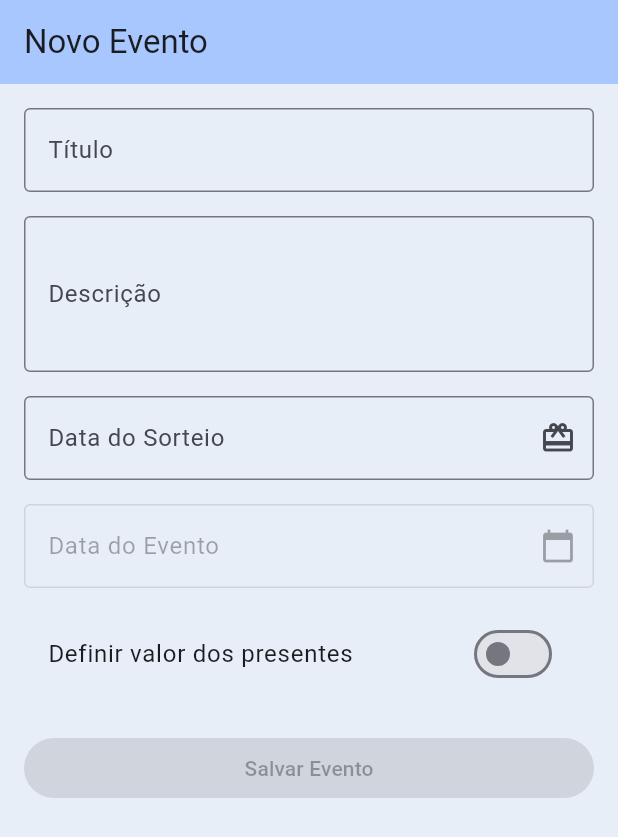
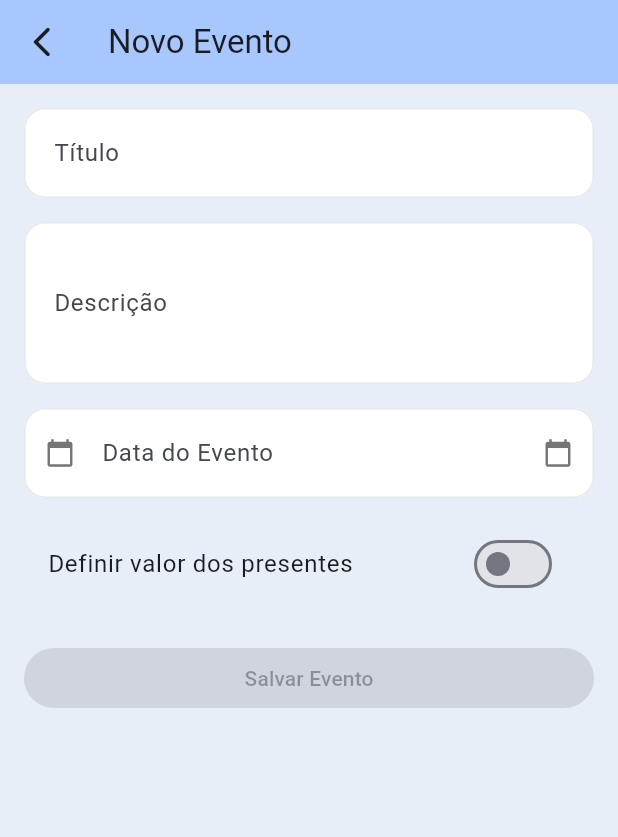
Before and after one commit to biroska/secret_santa, a Flutter app: the CreateEventScreen screen opened by its route, on a phone screen of 412 x 824 dp. Shown: the top 837 px of the screen. Run offline on Flutter 3.47's test engine with Material 3 defaults, Android fonts, the phone set to English and light mode, and no system bars; our stand-ins replace cloud_firestore, firebase_auth, firebase_core, go_router, google_sign_in, sign_in_button; accounts and stored records are empty.

Commit message:
Fixes visuais

```diff
--- a/lib/dtos/new_event_dto.dart
+++ b/lib/dtos/new_event_dto.dart
@@ -2,14 +2,12 @@ class NewEventDto {
   final String title;
   final String description;
   final DateTime eventDate;
-  final DateTime drawDate;
   final int? maxGiftValue; // Valor máximo do presente (opcional)
 
   NewEventDto({
     required this.title,
     required this.description,
     required this.eventDate,
-    required this.drawDate,
     this.maxGiftValue,
   });
 }
--- a/lib/features/events/presentation/create_event_screen.dart
+++ b/lib/features/events/presentation/create_event_screen.dart
@@ -1,17 +1,17 @@
 import 'package:flutter/material.dart';
 import 'package:intl/intl.dart';
-import 'package:go_router/go_router.dart'; // Para context.pop()
+import 'package:go_router/go_router.dart';
 
-import '../../../dtos/new_event_dto.dart'; // Importando o NewEventDto
-import '../../../services/firestore/event_service.dart'; // Importando o EventService
+import '../../../dtos/new_event_dto.dart';
+import '../../../services/firestore/event_service.dart';
 
 class CreateEventScreen extends StatefulWidget {
   const CreateEventScreen({
     super.key,
     required this.eventService,
-  }); // Adicionando eventService
+  });
 
-  final EventService eventService; // Declarando eventService
+  final EventService eventService;
 
   @override
   State<CreateEventScreen> createState() => _CreateEventScreenState();
@@ -22,12 +22,9 @@ class _CreateEventScreenState extends State<CreateEventScreen> {
   final TextEditingController _titleController = TextEditingController();
   final TextEditingController _descriptionController = TextEditingController();
   final TextEditingController _eventDateController = TextEditingController();
-  final TextEditingController _drawDateController = TextEditingController();
   DateTime? _selectedEventDate;
-  DateTime? _selectedDrawDate;
-  bool _isSaving = false; // Estado para controlar o carregamento
+  bool _isSaving = false;
 
-  // Gift value fields
   bool _defineGiftValue = false;
   double _giftValue = 0;
   int _sliderMax = 300;
@@ -37,10 +34,7 @@ class _CreateEventScreenState extends State<CreateEventScreen> {
     return _titleController.text.trim().isNotEmpty &&
         _descriptionController.text.trim().isNotEmpty &&
         _selectedEventDate != null &&
-        _selectedDrawDate != null &&
-        _isDateOnOrAfterToday(_selectedEventDate!) &&
-        _isDateOnOrAfterToday(_selectedDrawDate!) &&
-        !_selectedEventDate!.isBefore(_selectedDrawDate!);
+        _isDateOnOrAfterToday(_selectedEventDate!);
   }
 
   bool _isDateOnOrAfterToday(DateTime date) {
@@ -50,38 +44,54 @@ class _CreateEventScreenState extends State<CreateEventScreen> {
     return !normalizedDate.isBefore(normalizedToday);
   }
 
-  Future<void> _selectDate(
-    BuildContext context, {
-    required bool isDrawDate,
-  }) async {
+  InputDecoration _inputDecoration(String label, {IconData? icon}) {
+    final primaryColor = Theme.of(context).colorScheme.primary;
+
+    return InputDecoration(
+      labelText: label,
+      hintText: label,
+      filled: true,
+      fillColor: Colors.white,
+      contentPadding: const EdgeInsets.symmetric(horizontal: 16, vertical: 18),
+      prefixIcon: icon == null ? null : Icon(icon, size: 20, color: Colors.grey[600]),
+      suffixIcon: icon == null ? null : Icon(icon, size: 20, color: Colors.grey[600]),
+      border: OutlineInputBorder(
+        borderRadius: BorderRadius.circular(14),
+        borderSide: const BorderSide(color: Color(0xFFE6E8EC)),
+      ),
+      enabledBorder: OutlineInputBorder(
+        borderRadius: BorderRadius.circular(14),
+        borderSide: const BorderSide(color: Color(0xFFE6E8EC)),
+      ),
+      focusedBorder: OutlineInputBorder(
+        borderRadius: BorderRadius.circular(14),
+        borderSide: BorderSide(color: primaryColor, width: 1.5),
+      ),
+      errorBorder: OutlineInputBorder(
+        borderRadius: BorderRadius.circular(14),
+        borderSide: const BorderSide(color: Colors.redAccent),
+      ),
+      focusedErrorBorder: OutlineInputBorder(
+        borderRadius: BorderRadius.circular(14),
+        borderSide: const BorderSide(color: Colors.redAccent, width: 1.5),
+      ),
+    );
+  }
+
+  Future<void> _selectDate(BuildContext context) async {
     final today = DateTime.now();
-    final currentDate = isDrawDate
-        ? _selectedDrawDate ?? today
-        : _selectedEventDate ?? (_selectedDrawDate ?? today);
-    final firstDate = isDrawDate
-        ? DateTime(today.year, today.month, today.day)
-        : (_selectedDrawDate != null
-            ? DateTime(
-                _selectedDrawDate!.year,
-                _selectedDrawDate!.month,
-                _selectedDrawDate!.day,
-              )
-            : DateTime(today.year, today.month, today.day));
+    final currentDate = _selectedEventDate ?? today;
     final DateTime? picked = await showDatePicker(
       context: context,
       initialDate: currentDate,
-      firstDate: firstDate,
+      firstDate: DateTime(today.year, today.month, today.day),
       lastDate: DateTime(2101),
     );
+
     if (picked != null) {
       setState(() {
-        if (isDrawDate) {
-          _selectedDrawDate = picked;
-          _drawDateController.text = DateFormat('dd/MM/yyyy').format(picked);
-        } else {
         _selectedEventDate = picked;
         _eventDateController.text = DateFormat('dd/MM/yyyy').format(picked);
-        }
       });
     }
   }
@@ -91,12 +101,12 @@ class _CreateEventScreenState extends State<CreateEventScreen> {
       setState(() {
         _isSaving = true;
       });
+
       try {
         final newEventDto = NewEventDto(
-            title: _titleController.text,
-            description: _descriptionController.text,
+          title: _titleController.text.trim(),
+          description: _descriptionController.text.trim(),
           eventDate: _selectedEventDate!,
-            drawDate: _selectedDrawDate!,
           maxGiftValue: _defineGiftValue ? _giftValue.round() : null,
         );
 
@@ -109,9 +119,9 @@ class _CreateEventScreenState extends State<CreateEventScreen> {
         context.pop(true);
       } catch (e) {
         if (!mounted) return;
-        ScaffoldMessenger.of(
-          context,
-        ).showSnackBar(SnackBar(content: Text('Erro ao criar evento: $e')));
+        ScaffoldMessenger.of(context).showSnackBar(
+          SnackBar(content: Text('Erro ao criar evento: $e')),
+        );
         context.pop(false);
       } finally {
         if (mounted) {
@@ -129,39 +139,28 @@ class _CreateEventScreenState extends State<CreateEventScreen> {
     _titleController.addListener(() => setState(() {}));
     _descriptionController.addListener(() => setState(() {}));
     _eventDateController.addListener(() => setState(() {}));
-    _drawDateController.addListener(() {
-      // Se a data do sorteio for apagada, limpar e bloquear a data do evento
-      if (_drawDateController.text.isEmpty) {
-        _selectedDrawDate = null;
-        _selectedEventDate = null;
-        _eventDateController.text = '';
-      }
-      setState(() {});
-    });
 
-    // Slider max controller
     _sliderMaxController = TextEditingController(text: _sliderMax.toString());
     _sliderMaxController.addListener(() {
       final parsed = int.tryParse(_sliderMaxController.text);
-      if (parsed != null) {
-        // Enforce minimum 50 and multiples of 10
+      if (parsed == null) return;
+
       int normalized = parsed;
       if (normalized < 50) normalized = 50;
-        // Round to nearest multiple of 10
       normalized = ((normalized + 5) ~/ 10) * 10;
+
       if (normalized != parsed) {
-          // Atualiza o texto apenas se necessário
         _sliderMaxController.text = normalized.toString();
         _sliderMaxController.selection = TextSelection.fromPosition(
-              TextPosition(offset: _sliderMaxController.text.length));
+          TextPosition(offset: _sliderMaxController.text.length),
+        );
       }
+
       setState(() {
         _sliderMax = normalized;
-          // Ajusta giftValue para respeitar o novo máximo e ser múltiplo de 10
         if (_giftValue > _sliderMax) _giftValue = _sliderMax.toDouble();
         _giftValue = ((_giftValue / 10).round() * 10).clamp(0, _sliderMax).toDouble();
       });
-      }
     });
   }
 
@@ -170,7 +169,6 @@ class _CreateEventScreenState extends State<CreateEventScreen> {
     _titleController.dispose();
     _descriptionController.dispose();
     _eventDateController.dispose();
-    _drawDateController.dispose();
     _sliderMaxController.dispose();
     super.dispose();
   }
@@ -178,7 +176,13 @@ class _CreateEventScreenState extends State<CreateEventScreen> {
   @override
   Widget build(BuildContext context) {
     return Scaffold(
-      appBar: AppBar(title: const Text('Novo Evento')),
+      appBar: AppBar(
+        title: const Text('Novo Evento'),
+        leading: IconButton(
+          icon: const Icon(Icons.arrow_back_ios_new_rounded),
+          onPressed: () => Navigator.of(context).pop(),
+        ),
+      ),
       body: Padding(
         padding: const EdgeInsets.all(16.0),
         child: Form(
@@ -187,12 +191,9 @@ class _CreateEventScreenState extends State<CreateEventScreen> {
             children: <Widget>[
               TextFormField(
                 controller: _titleController,
-                decoration: const InputDecoration(
-                  labelText: 'Título',
-                  border: OutlineInputBorder(),
-                ),
+                decoration: _inputDecoration('Título'),
                 validator: (value) {
-                  if (value == null || value.isEmpty) {
+                  if (value == null || value.trim().isEmpty) {
                     return 'Por favor, insira um título';
                   }
                   return null;
@@ -201,13 +202,10 @@ class _CreateEventScreenState extends State<CreateEventScreen> {
               const SizedBox(height: 16),
               TextFormField(
                 controller: _descriptionController,
-                decoration: const InputDecoration(
-                  labelText: 'Descrição',
-                  border: OutlineInputBorder(),
-                ),
+                decoration: _inputDecoration('Descrição'),
                 maxLines: 3,
                 validator: (value) {
-                  if (value == null || value.isEmpty) {
+                  if (value == null || value.trim().isEmpty) {
                     return 'Por favor, insira uma descrição';
                   }
                   return null;
@@ -215,42 +213,10 @@ class _CreateEventScreenState extends State<CreateEventScreen> {
               ),
               const SizedBox(height: 16),
               TextFormField(
-                controller: _drawDateController,
-                decoration: const InputDecoration(
-                  labelText: 'Data do Sorteio',
-                  border: OutlineInputBorder(),
-                  suffixIcon: Icon(Icons.card_giftcard),
-                ),
+                controller: _eventDateController,
+                decoration: _inputDecoration('Data do Evento', icon: Icons.calendar_today),
                 readOnly: true,
-                onTap: () => _selectDate(context, isDrawDate: true),
-                validator: (value) {
-                  if (value == null || value.isEmpty) {
-                    return 'Por favor, selecione a data do sorteio';
-                  }
-                  if (_selectedDrawDate == null) {
-                    return 'Data do sorteio inválida';
-                  }
-                  if (!_isDateOnOrAfterToday(_selectedDrawDate!)) {
-                    return 'A data do sorteio deve ser maior ou igual a hoje';
-                  }
-                  if (_selectedEventDate != null &&
-                      _selectedDrawDate!.isAfter(_selectedEventDate!)) {
-                    return 'A data do sorteio deve ser menor ou igual à data do evento';
-                  }
-                  return null;
-                },
-              ),
-              const SizedBox(height: 16),
-              TextFormField(
-                controller: _eventDateController,
-                decoration: const InputDecoration(
-                  labelText: 'Data do Evento',
-                  border: OutlineInputBorder(),
-                  suffixIcon: Icon(Icons.calendar_today),
-                ),
-                enabled: _selectedDrawDate != null,
-                readOnly: true,
-                onTap: () => _selectDate(context, isDrawDate: false),
+                onTap: () => _selectDate(context),
                 validator: (value) {
                   if (value == null || value.isEmpty) {
                     return 'Por favor, selecione a data do evento';
@@ -261,14 +227,9 @@ class _CreateEventScreenState extends State<CreateEventScreen> {
                   if (!_isDateOnOrAfterToday(_selectedEventDate!)) {
                     return 'A data do evento deve ser maior ou igual a hoje';
                   }
-                  if (_selectedDrawDate != null &&
-                      _selectedEventDate!.isBefore(_selectedDrawDate!)) {
-                    return 'A data do evento deve ser maior ou igual à data do sorteio';
-                  }
                   return null;
                 },
               ),
-
               const SizedBox(height: 16),
               SwitchListTile(
                 title: const Text('Definir valor dos presentes'),
@@ -288,7 +249,6 @@ class _CreateEventScreenState extends State<CreateEventScreen> {
                           divisions: _sliderMax > 0 ? (_sliderMax ~/ 10) : null,
                           label: _giftValue.round().toString(),
                           onChanged: (val) => setState(() {
-                            // Forçar passos de 10 e múltiplos de 10
                             final rounded = ((val / 10).round() * 10).toDouble();
                             _giftValue = rounded.clamp(0, _sliderMax).toDouble();
                           }),
@@ -299,17 +259,13 @@ class _CreateEventScreenState extends State<CreateEventScreen> {
                         width: 100,
                         child: TextFormField(
                           controller: _sliderMaxController,
-                          decoration: const InputDecoration(
-                            labelText: 'Máx.',
-                            border: OutlineInputBorder(),
-                          ),
+                          decoration: _inputDecoration('Máx.'),
                           keyboardType: TextInputType.number,
                         ),
                       ),
                     ],
                   ),
                 ),
-
               const SizedBox(height: 24),
               ElevatedButton(
                 onPressed: _isSaving || !_isFormValid ? null : _submitForm,
```
Also changed, not shown: lib/features/events/presentation/event_details_screen.dart (+9 -0 lines), lib/features/events/presentation/event_title_card.dart (+1 -11 lines), lib/services/firestore/event_service.dart (+0 -10 lines). Lines whose indentation alone changed are shown as unchanged.
